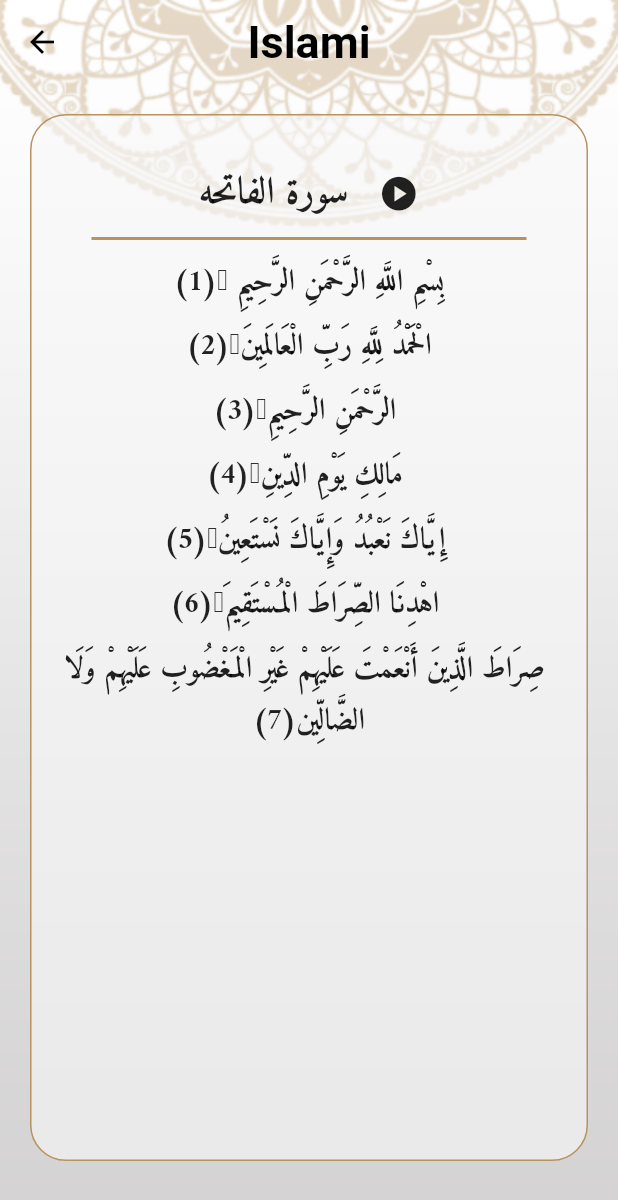
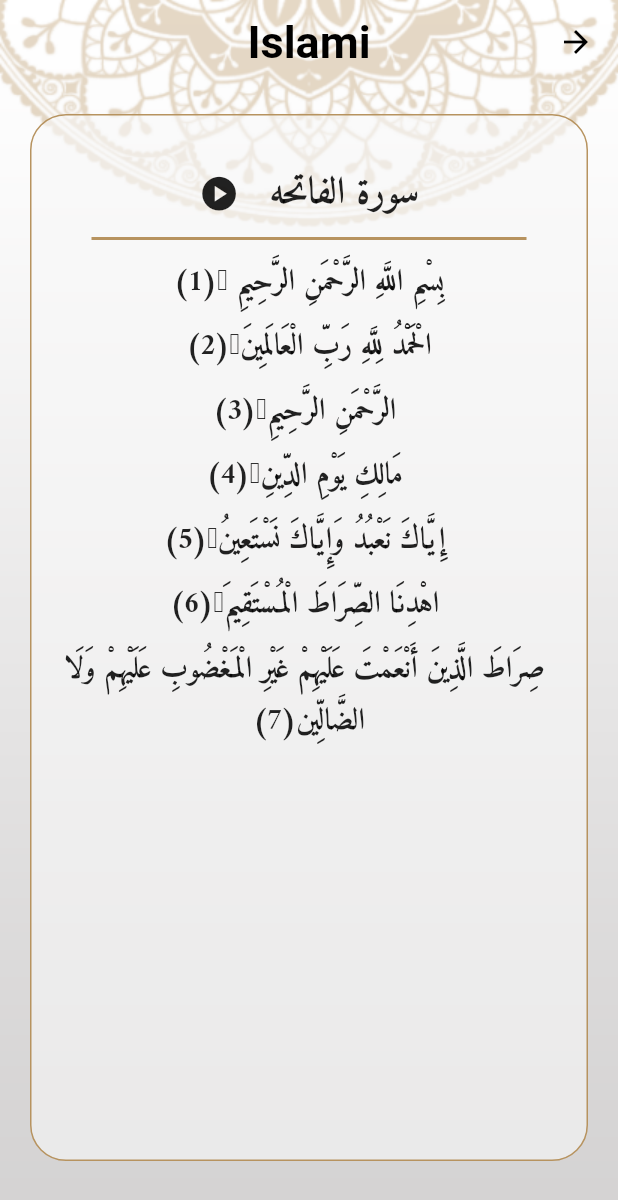
Before and after one commit to mohamedAlaa-CS/islamy, a Flutter app: the screen it shows after launch, after a tap on "الفاتحه", on a phone screen of 412 x 824 dp. Shown: the top 1200 px of the screen. Run offline on Flutter 3.47's test engine with Material 2 defaults, Android fonts, the phone set to English and light mode, and no system bars; our stand-ins replace lottie; generated files the repository leaves out were written again.

Commit message:
localization

```diff
--- /dev/null
+++ b/l10n.yaml
@@ -0,0 +1,3 @@
+arb-dir: lib/l10n
+template-arb-file: app_en.arb
+output-localization-file: app_localizations.dart
--- a/lib/layout/home/home_layout.dart
+++ b/lib/layout/home/home_layout.dart
@@ -4,6 +4,7 @@ import 'package:islami_app/moduls/quran/quran_view.dart';
 import 'package:islami_app/moduls/radio/radio_view.dart';
 import 'package:islami_app/moduls/sebha/sebha_view.dart';
 import 'package:islami_app/moduls/settings/settings.dart';
+import 'package:flutter_gen/gen_l10n/app_localizations.dart';
 
 // ignore: must_be_immutable
 class HomeLayout extends StatefulWidget {
@@ -36,7 +37,7 @@ class _HomeLayoutState extends State<HomeLayout> {
       child: Scaffold(
         backgroundColor: Colors.transparent,
         appBar: AppBar(
-          title: const Text('Islami'),
+          title:  Text(AppLocalizations.of(context)!.appTitle),
         ),
         body: screenWidget[selectedIndex],
         bottomNavigationBar: BottomNavigationBar(
@@ -46,25 +47,25 @@ class _HomeLayoutState extends State<HomeLayout> {
                 selectedIndex = index;
               });
             },
-            items: const [
+            items:  [
               BottomNavigationBarItem(
-                  icon: ImageIcon(AssetImage('assets/images/ic_quran.png')),
-                  label: 'Quran'),
+                  icon:const ImageIcon(AssetImage('assets/images/ic_quran.png')),
+                  label: AppLocalizations.of(context)!.quran),
               BottomNavigationBarItem(
-                  icon: ImageIcon(AssetImage('assets/images/ic_hadeth.png')),
-                  label: 'Hadeth'),
+                  icon:const ImageIcon(AssetImage('assets/images/ic_hadeth.png')),
+                  label: AppLocalizations.of(context)!.hadeth),
               BottomNavigationBarItem(
-                  icon: ImageIcon(
+                  icon:const ImageIcon(
                       AssetImage(
                         'assets/images/ic_sebha.png',
                       ),
                       size: 30),
-                  label: 'Sebha'),
+                  label: AppLocalizations.of(context)!.sebha),
               BottomNavigationBarItem(
-                  icon: ImageIcon(AssetImage('assets/images/ic_radio.png')),
-                  label: 'Radio'),
+                  icon: const ImageIcon(AssetImage('assets/images/ic_radio.png')),
+                  label: AppLocalizations.of(context)!.radio),
               BottomNavigationBarItem(
-                  icon: Icon(Icons.settings), label: 'Setting'),
+                  icon: const Icon(Icons.settings), label: AppLocalizations.of(context)!.setting),
             ]),
       ),
     );
--- a/lib/main.dart
+++ b/lib/main.dart
@@ -4,7 +4,8 @@ import 'package:islami_app/layout/home/home_layout.dart';
 import 'package:islami_app/moduls/hadeth/hadeth_detils.dart';
 import 'package:islami_app/moduls/quran/sura_detils.dart';
 import 'package:islami_app/moduls/splash/splash_view.dart';
-
+import 'package:flutter_localizations/flutter_localizations.dart';
+import 'package:flutter_gen/gen_l10n/app_localizations.dart';
 void main() {
   runApp(const MyApp());
 }
@@ -17,6 +18,17 @@ class MyApp extends StatelessWidget {
   Widget build(BuildContext context) {
     return MaterialApp(
       debugShowCheckedModeBanner: false,
+      localizationsDelegates: const[
+        AppLocalizations.delegate,
+    GlobalMaterialLocalizations.delegate,
+    GlobalWidgetsLocalizations.delegate,
+    GlobalCupertinoLocalizations.delegate,
+  ],
+  locale: Locale('ar'),
+  supportedLocales:const [
+    Locale('en'), // English
+    Locale('ar'), // Spanish
+  ],
 
       theme: AppTheme.lightTheme,
 
--- a/lib/moduls/quran/widget/sura_title_header_widget.dart
+++ b/lib/moduls/quran/widget/sura_title_header_widget.dart
@@ -1,4 +1,5 @@
 import 'package:flutter/material.dart';
+import 'package:flutter_gen/gen_l10n/app_localizations.dart';
 
 class SuraTitle extends StatelessWidget {
 //
@@ -18,8 +19,8 @@ class SuraTitle extends StatelessWidget {
                 topRight: Radius.circular(60), bottomLeft: Radius.circular(60)),
             color: theme.primaryColor,
           ),
-          child: const Text(
-            'اسم السورة',
+          child:  Text(
+            AppLocalizations.of(context)!.suraName,
             style: TextStyle(fontSize: 24),
           ),
         ),
--- a/pubspec.yaml
+++ b/pubspec.yaml
@@ -30,6 +30,9 @@ environment:
 dependencies:
   flutter:
     sdk: flutter
+  flutter_localizations:
+    sdk: flutter
+  intl: any
 
 
   # The following adds the Cupertino Icons font to your application.
@@ -58,6 +61,7 @@ flutter:
   # included with your application, so that you can use the icons in
   # the material Icons class.
   uses-material-design: true
+  generate: true
 
   # To add assets to your application, add an assets section, like this:
   assets:
```
Also changed, not shown: lib/l10n/app_ar.arb (added, +11 -0 lines), lib/l10n/app_en.arb (added, +11 -0 lines), lib/moduls/hadeth/widget/hadeth_title.dart (+5 -3 lines), lib/moduls/sebha/sebha_view.dart (+4 -3 lines), pubspec.lock.
